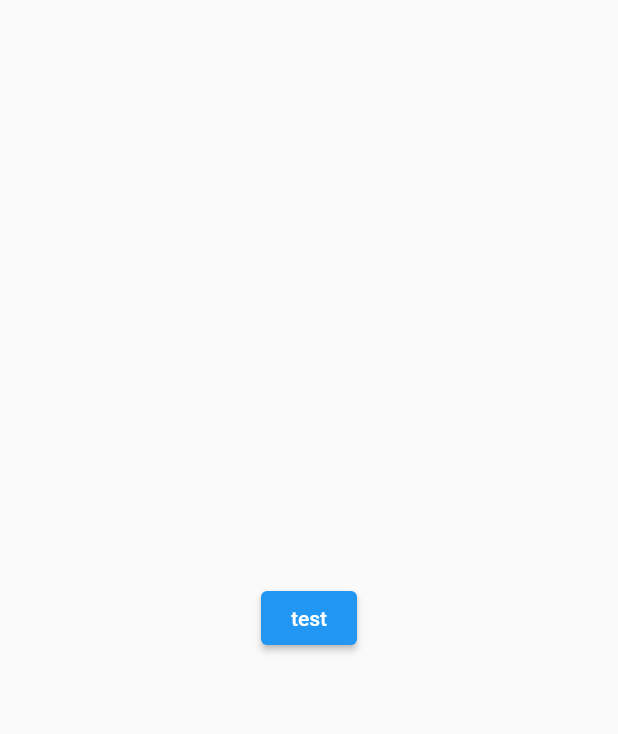
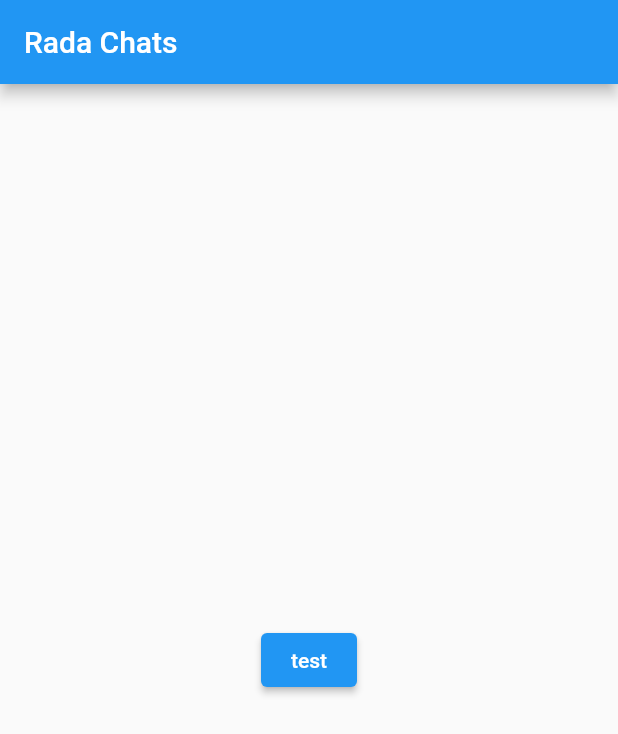
Before and after one commit to mozesnjoroge/rada-mock-up, a Flutter app: the screen it shows after launch, after a tap on "test", on a phone screen of 412 x 824 dp. Shown: the top 734 px of the screen. Run offline on Flutter 3.47's test engine with Material 2 defaults, Android fonts, the phone set to English and light mode, and no system bars; our stand-ins replace get; network calls fail.

Commit message:
fixing controller and chats provider

```diff
--- a/lib/app/modules/chat/controllers/chat_controller.dart
+++ b/lib/app/modules/chat/controllers/chat_controller.dart
@@ -7,8 +7,9 @@ class ChatController extends GetxController {
   ChatProvider _provider = ChatProvider();
 
   RxList<ChatModel> currentChats = RxList<ChatModel>();
-  var userName = 'brian'.obs;
+  var userName = ''.obs;
   var typingUser = ''.obs;
+  var loadingChats = true.obs;
 
   @override
   void onInit() {
@@ -28,19 +29,23 @@ class ChatController extends GetxController {
   }
 
   //add new user to the collective
-  void addUser(String userName) {
-    userName = userName;
+  void addUser(String name) {
+    userName.value = name;
     update();
   }
 
   void connect() {
-    _io.connect();
+    _io
+      ..onOpen(() {
+        print('conected to rada api');
+      });
     //notify other users of your status
-    _io.emit(SocketEvents.USER, 'brian');
+    _io.emit(SocketEvents.USER, userName.value);
     //request for the current available chats
     _io.emit(SocketEvents.FETCH_CHATS, null);
     //listen for incomming chats
     _io.on(SocketEvents.CHATS, (chats) {
+      print(chats.toString());
       for (var i = 0; i < chats.length; i++) {
         final chat = chats[i];
         currentChats.add(ChatModel(
@@ -48,6 +53,7 @@ class ChatController extends GetxController {
             authorName: chat['authorName'],
             id: chat['_id']));
       }
+      loadingChats.toggle();
       update();
     });
     //check for online users and notify the user
@@ -57,7 +63,7 @@ class ChatController extends GetxController {
     });
     //listen for typing events
     _io.on(SocketEvents.typing, (user) {
-      typingUser = user;
+      typingUser.value = user;
       update();
     });
     //listen for incoming chat
@@ -68,8 +74,8 @@ class ChatController extends GetxController {
     });
   }
 
-  void sendChat(ChatModel chat, String name) async {
-    var result = await _provider.sendChat(chat, name);
+  void sendChat(ChatModel chat) async {
+    var result = await _provider.sendChat(chat, userName.value);
 
     _io.emit(SocketEvents.newChat, {
       'content': result.content,
--- a/lib/app/modules/chat/model/chat.model.dart
+++ b/lib/app/modules/chat/model/chat.model.dart
@@ -1,11 +1,21 @@
+import 'dart:io';
+
 class ChatModel {
   final String? id;
   final String content;
   final String authorName;
   final String? media;
+  //formdata
+  final File? picture;
+  final File? video;
 
   ChatModel(
-      {required this.content, required this.authorName, this.id, this.media});
+      {required this.content,
+      required this.authorName,
+      this.id,
+      this.media,
+      this.picture,
+      this.video});
 }
 
 class SocketEvents {
--- a/lib/app/modules/chat/providers/chat_provider.dart
+++ b/lib/app/modules/chat/providers/chat_provider.dart
@@ -9,6 +9,7 @@ class ChatProvider extends GetConnect {
 
 //TODO:Add pictures and videos
   Future<ChatModel> sendChat(ChatModel chat, String userName) async {
+    // if(chat.picture.)
     // final form = FormData({
     //   'file': MultipartFile(image, filename: 'avatar.png'),
     //   'otherFile': MultipartFile(image, filename: 'cover.png'),
@@ -21,6 +22,6 @@ class ChatProvider extends GetConnect {
   }
 
   GetSocket getSocketConnection() {
-    return socket('http://147.182.196.55/socket.io');
+    return socket('http://147.182.196.55/socket');
   }
 }
--- a/lib/app/modules/chat/views/chat_view.dart
+++ b/lib/app/modules/chat/views/chat_view.dart
@@ -1,23 +1,31 @@
 import 'package:flutter/material.dart';
+import 'package:get/get.dart';
 
-import 'package:get/get.dart';
-import 'package:rad_mock_up/app/modules/chat/model/chat.model.dart';
-
+import '../model/chat.model.dart';
 import '../controllers/chat_controller.dart';
 
 class ChatView extends GetView<ChatController> {
   final ChatController chatController = Get.put(ChatController());
+  void handlePress(ChatModel chat) {
+    // change to actual data
+    chatController.addUser('brian');
+    chatController.sendChat(chat);
+  }
 
   @override
   Widget build(BuildContext context) {
     return Scaffold(
+      appBar: AppBar(
+        title: Text('Rada Chats'),
+      ),
       body: SafeArea(
         child: Center(
             child: ElevatedButton(
                 onPressed: () {
+                  //dummy content
                   var chat = ChatModel(
                       content: 'testing from flutter', authorName: 'brian');
-                  chatController.sendChat(chat, 'brian');
+                  handlePress(chat);
                 },
                 child: Text('test'))),
       ),
--- a/lib/app/modules/home/views/home_view.dart
+++ b/lib/app/modules/home/views/home_view.dart
@@ -7,11 +7,7 @@ class HomeView extends GetView<HomeController> {
   @override
   Widget build(BuildContext context) {
     return Scaffold(
-      appBar: AppBar(
-        title: Text('HomeView'),
-        centerTitle: true,
-      ),
-      body: Center(child: Text('home')),
+      body: Center(child: Text('userName')),
     );
   }
 }
--- a/lib/main.dart
+++ b/lib/main.dart
@@ -7,7 +7,7 @@ import 'app/routes/app_pages.dart';
 void main() {
   runApp(
     GetMaterialApp(
-      title: "Application",
+      title: "Rada Chat",
       initialRoute: AppPages.INITIAL,
       getPages: AppPages.routes,
     ),
```
